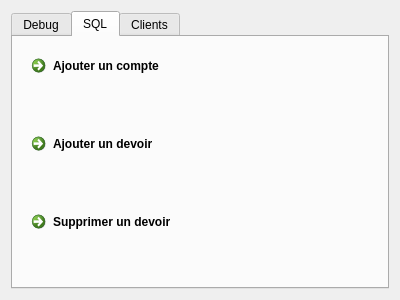
The window that Serveur/FenPrincipale.ui (FullMetal-Alchimist/Agenda-Online) describes before a commit, drawn with Qt 5.
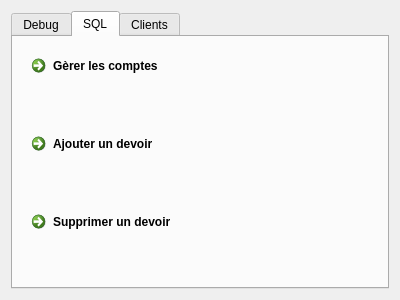
The same window after the commit. The open tabs and pages were chosen to show the change.

```diff
--- a/Serveur/FenPrincipale.ui
+++ b/Serveur/FenPrincipale.ui
@@ -37,7 +37,7 @@
        <item>
         <widget class="QCommandLinkButton" name="addAccount">
          <property name="text">
-          <string>Ajouter un compte</string>
+          <string>Gèrer les comptes</string>
          </property>
         </widget>
        </item>
```
Left out of the diff: 4 changed lines with no effect on the pictures.
